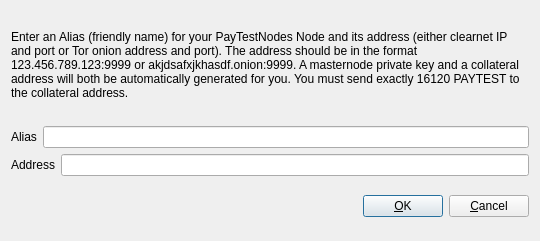
This is src/qt/forms/addeditadrenalinenode.ui in Payplus-project/PayTest as Qt 5 draws it before an edit. The edited form follows.
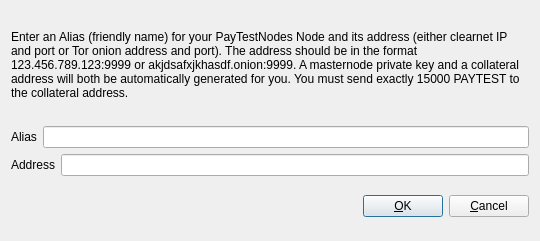
This is the edited form.

The edit to the form file:
```diff
--- a/src/qt/forms/addeditadrenalinenode.ui
+++ b/src/qt/forms/addeditadrenalinenode.ui
@@ -34,7 +34,7 @@
         </sizepolicy>
        </property>
        <property name="text">
-        <string>&lt;html&gt;&lt;head/&gt;&lt;body&gt;&lt;p&gt;Enter an Alias (friendly name) for your PayTestNodes Node and its address (either clearnet IP and port or Tor onion address and port).  The address should be in the format 123.456.789.123:9999 or akjdsafxjkhasdf.onion:9999.  A masternode private key and a collateral address will both be automatically generated for you.  You must send exactly 16120 PAYTEST to the collateral address.&lt;/p&gt;&lt;/body&gt;&lt;/html&gt;</string>
+        <string>&lt;html&gt;&lt;head/&gt;&lt;body&gt;&lt;p&gt;Enter an Alias (friendly name) for your PayTestNodes Node and its address (either clearnet IP and port or Tor onion address and port).  The address should be in the format 123.456.789.123:9999 or akjdsafxjkhasdf.onion:9999.  A masternode private key and a collateral address will both be automatically generated for you.  You must send exactly 15000 PAYTEST to the collateral address.&lt;/p&gt;&lt;/body&gt;&lt;/html&gt;</string>
        </property>
        <property name="wordWrap">
         <bool>true</bool>
```
